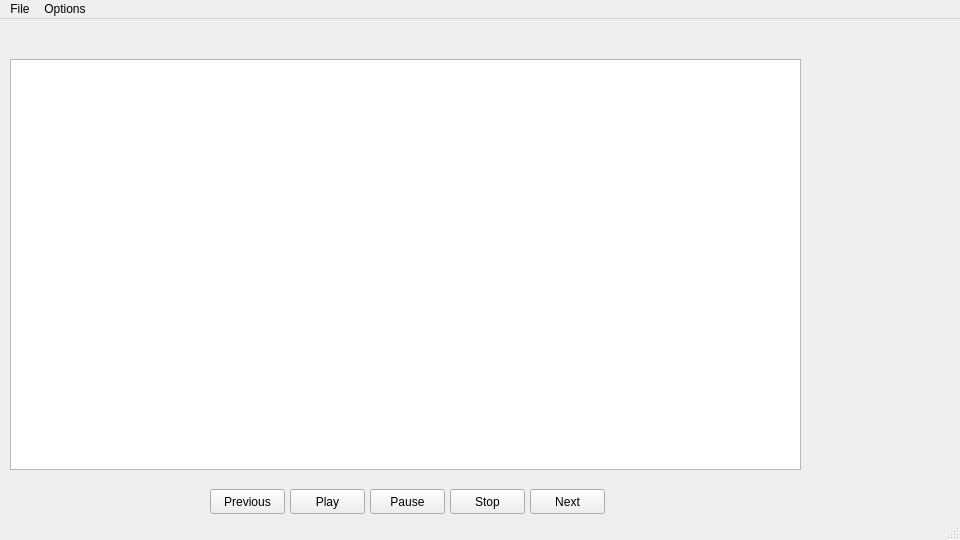
The window that Terapsi_Window.ui (GogoLike/Terapsi) describes before a commit, drawn with Qt 5.
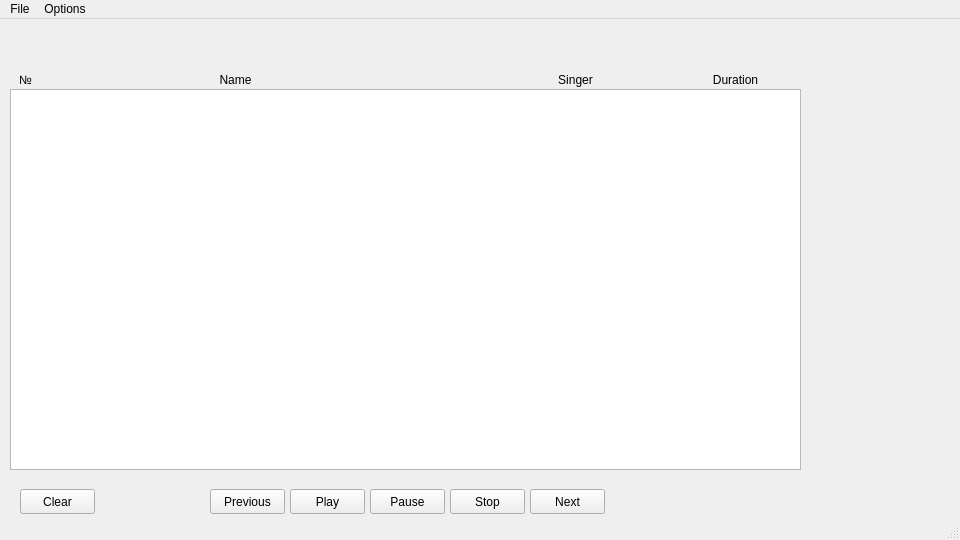
The same window after the commit.

Commit message: Create audio selecter

Diff of the .ui file:
```diff
--- a/Terapsi_Window.ui
+++ b/Terapsi_Window.ui
@@ -10,6 +10,12 @@
     <height>540</height>
    </rect>
   </property>
+  <property name="sizePolicy">
+   <sizepolicy hsizetype="Preferred" vsizetype="Preferred">
+    <horstretch>0</horstretch>
+    <verstretch>0</verstretch>
+   </sizepolicy>
+  </property>
   <property name="minimumSize">
    <size>
     <width>960</width>
@@ -97,22 +103,156 @@
      <string>Next</string>
     </property>
    </widget>
-   <widget class="QTableView" name="tableView">
+   <widget class="QTableWidget" name="playlist_table">
     <property name="geometry">
      <rect>
       <x>10</x>
-      <y>40</y>
+      <y>70</y>
       <width>791</width>
-      <height>411</height>
+      <height>381</height>
      </rect>
     </property>
+    <property name="verticalScrollBarPolicy">
+     <enum>Qt::ScrollBarAsNeeded</enum>
+    </property>
+    <property name="horizontalScrollBarPolicy">
+     <enum>Qt::ScrollBarAlwaysOff</enum>
+    </property>
+    <property name="showGrid">
+     <bool>true</bool>
+    </property>
+    <property name="gridStyle">
+     <enum>Qt::SolidLine</enum>
+    </property>
+    <property name="rowCount">
+     <number>0</number>
+    </property>
+    <property name="columnCount">
+     <number>0</number>
+    </property>
     <attribute name="horizontalHeaderVisible">
      <bool>false</bool>
     </attribute>
+    <attribute name="horizontalHeaderCascadingSectionResizes">
+     <bool>false</bool>
+    </attribute>
+    <attribute name="horizontalHeaderDefaultSectionSize">
+     <number>100</number>
+    </attribute>
+    <attribute name="horizontalHeaderHighlightSections">
+     <bool>true</bool>
+    </attribute>
+    <attribute name="horizontalHeaderShowSortIndicator" stdset="0">
+     <bool>false</bool>
+    </attribute>
+    <attribute name="horizontalHeaderStretchLastSection">
+     <bool>false</bool>
+    </attribute>
     <attribute name="verticalHeaderVisible">
      <bool>false</bool>
     </attribute>
    </widget>
+   <widget class="QLabel" name="name_label">
+    <property name="geometry">
+     <rect>
+      <x>200</x>
+      <y>50</y>
+      <width>71</width>
+      <height>21</height>
+     </rect>
+    </property>
+    <property name="text">
+     <string>Name</string>
+    </property>
+    <property name="textFormat">
+     <enum>Qt::AutoText</enum>
+    </property>
+    <property name="scaledContents">
+     <bool>false</bool>
+    </property>
+    <property name="alignment">
+     <set>Qt::AlignCenter</set>
+    </property>
+   </widget>
+   <widget class="QLabel" name="singer_label">
+    <property name="geometry">
+     <rect>
+      <x>540</x>
+      <y>50</y>
+      <width>71</width>
+      <height>21</height>
+     </rect>
+    </property>
+    <property name="text">
+     <string>Singer</string>
+    </property>
+    <property name="textFormat">
+     <enum>Qt::AutoText</enum>
+    </property>
+    <property name="scaledContents">
+     <bool>false</bool>
+    </property>
+    <property name="alignment">
+     <set>Qt::AlignCenter</set>
+    </property>
+   </widget>
+   <widget class="QLabel" name="duration_label">
+    <property name="geometry">
+     <rect>
+      <x>700</x>
+      <y>50</y>
+      <width>71</width>
+      <height>21</height>
+     </rect>
+    </property>
+    <property name="text">
+     <string>Duration</string>
+    </property>
+    <property name="textFormat">
+     <enum>Qt::AutoText</enum>
+    </property>
+    <property name="scaledContents">
+     <bool>false</bool>
+    </property>
+    <property name="alignment">
+     <set>Qt::AlignCenter</set>
+    </property>
+   </widget>
+   <widget class="QLabel" name="name_label_2">
+    <property name="geometry">
+     <rect>
+      <x>10</x>
+      <y>50</y>
+      <width>31</width>
+      <height>21</height>
+     </rect>
+    </property>
+    <property name="text">
+     <string>№</string>
+    </property>
+    <property name="textFormat">
+     <enum>Qt::AutoText</enum>
+    </property>
+    <property name="scaledContents">
+     <bool>false</bool>
+    </property>
+    <property name="alignment">
+     <set>Qt::AlignCenter</set>
+    </property>
+   </widget>
+   <widget class="QPushButton" name="clear_button">
+    <property name="geometry">
+     <rect>
+      <x>20</x>
+      <y>470</y>
+      <width>75</width>
+      <height>25</height>
+     </rect>
+    </property>
+    <property name="text">
+     <string>Clear</string>
+    </property>
+   </widget>
   </widget>
   <widget class="QMenuBar" name="menubar">
    <property name="geometry">
```
The commit also changes 2 other files.
